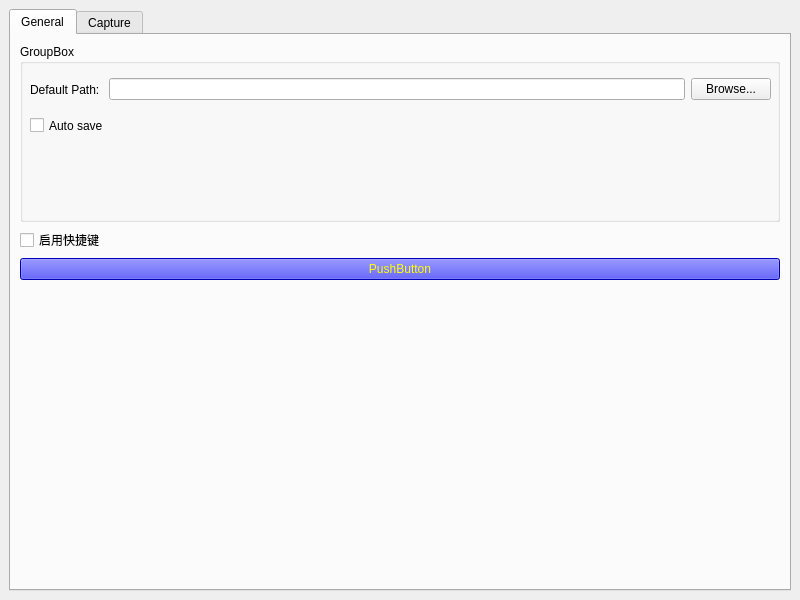
lhz07/Capturepin, file mainwindow.ui: the form before one commit.
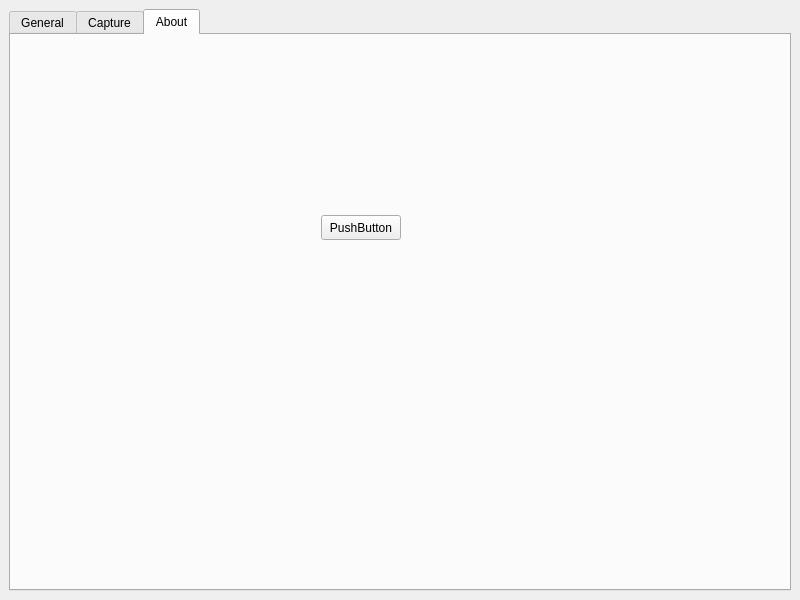
The form after the commit. The open tabs and pages were chosen to show the change.

```diff
--- a/mainwindow.ui
+++ b/mainwindow.ui
@@ -137,6 +137,24 @@
         </item>
        </layout>
       </widget>
+      <widget class="QWidget" name="tab_3">
+       <attribute name="title">
+        <string>About</string>
+       </attribute>
+       <widget class="QPushButton" name="pushButton">
+        <property name="geometry">
+         <rect>
+          <x>310</x>
+          <y>180</y>
+          <width>80</width>
+          <height>25</height>
+         </rect>
+        </property>
+        <property name="text">
+         <string>PushButton</string>
+        </property>
+       </widget>
+      </widget>
      </widget>
     </item>
    </layout>
```
